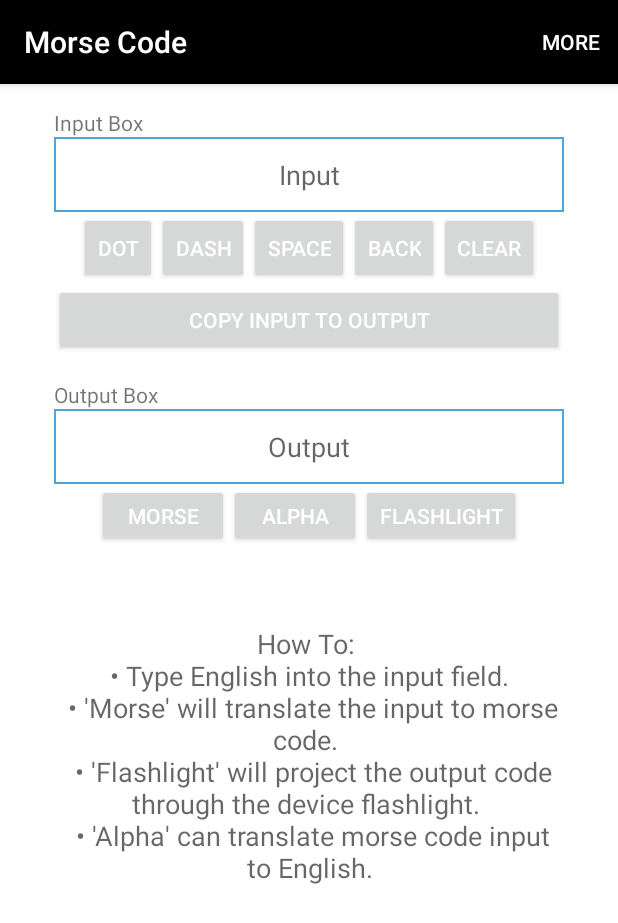
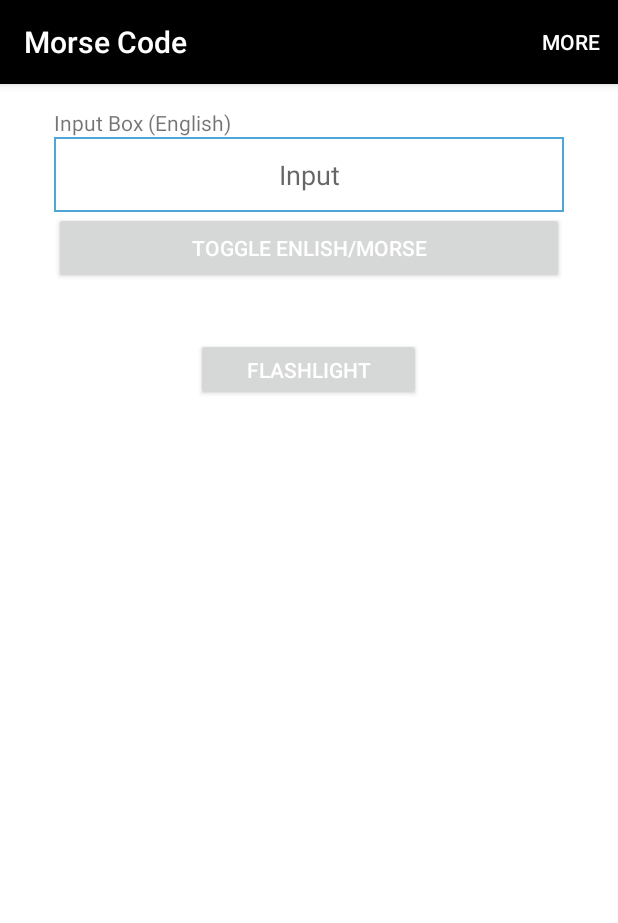
Before and after one commit to rytisss92/MorseCodeAndroid, an Android app: the screen it shows after launch (MainActivity), on a phone screen of 412 x 824 dp. Shown: the top 923 px of the screen. Run offline under Robolectric (Android 15) with nearby library versions, the phone set to English and light mode, and no system bars.

Commit message:
ui update

```diff
--- a/app/build.gradle
+++ b/app/build.gradle
@@ -15,7 +15,7 @@ android {
         applicationId "com.sicknote.morsecode"
         minSdkVersion 15
         targetSdkVersion 25
-        versionCode 5
+        versionCode 6
         versionName "1.3"
     }
     buildTypes {
--- a/app/src/main/java/com/sicknote/morsecode/MainActivity.java
+++ b/app/src/main/java/com/sicknote/morsecode/MainActivity.java
@@ -16,6 +16,8 @@ import android.view.Menu;
 import android.view.MenuItem;
 import android.view.View;
 import android.widget.Button;
+import android.widget.ImageButton;
+import android.widget.LinearLayout;
 import android.widget.TextView;
 import android.widget.Toast;
 
@@ -25,9 +27,7 @@ import java.security.Policy;
 public class MainActivity extends AppCompatActivity {
 
     private TextView txt;
-    private TextView result;
-    private Button toMorseBtn;
-    private Button toAlphaBtn;
+    private TextView inputText;
     private Button flashLightOn;
 
     private Button btnDash;
@@ -42,6 +42,8 @@ public class MainActivity extends AppCompatActivity {
     private boolean isFlashOn;
     private boolean morseFlashRunning;
 
+    private boolean isMorse;
+
     private static Camera camera;
     private Camera.Parameters parameters;
 
@@ -49,6 +51,8 @@ public class MainActivity extends AppCompatActivity {
 
     private Thread flashLightThread;
     private Thread getPermissionThread;
+
+    private LinearLayout inputLayout;
 
 
     @Override
@@ -59,12 +63,14 @@ public class MainActivity extends AppCompatActivity {
         Toolbar myToolbar = (Toolbar) findViewById(R.id.my_toolbar);
         setSupportActionBar(myToolbar);
 
+
         txt = (TextView) findViewById(R.id.txt);
-        result = (TextView) findViewById(R.id.result);
-        toMorseBtn = (Button) findViewById(R.id.toMorseBtn);
-        toAlphaBtn = (Button) findViewById(R.id.toAlphaBtn);
+        inputText = (TextView) findViewById(R.id.intro_text);
         flashLightOn = (Button) findViewById(R.id.flashLightOn);
         btnCopy = (Button) findViewById(R.id.in6);
+
+        inputLayout = (LinearLayout) findViewById(R.id.inputButtonLayout);
+        inputLayout.setVisibility(inputLayout.GONE);
 
         btnDot = (Button) findViewById(R.id.in1);
         btnDash = (Button) findViewById(R.id.in2);
@@ -108,29 +114,31 @@ public class MainActivity extends AppCompatActivity {
         });
 
 
-        toMorseBtn.setOnClickListener(new View.OnClickListener() {
-            @Override
-            public void onClick(View view) {
-                String txtToConvert = txt.getText().toString();
-                String convertedTxt = MorseCode.alphaToMorse(txtToConvert);
-                result.setText(convertedTxt);
-            }
-        });
-
-        toAlphaBtn.setOnClickListener(new View.OnClickListener() {
-            @Override
-            public void onClick(View view) {
-                String txtToConvert = txt.getText().toString();
-                String convertedTxt = MorseCode.morseToAlpha(txtToConvert);
-                result.setText(convertedTxt);
-            }
-        });
-
         btnCopy.setOnClickListener(new View.OnClickListener() {
             @Override
             public void onClick(View view) {
-                String txtToConvert = txt.getText().toString();
-                result.setText(txtToConvert);
+                if(isMorse){
+                    inputText.setText("Input Box (English)");
+                    String txtToConvert = txt.getText().toString();
+                    System.out.println("txtToConvert: " + txtToConvert.length());
+                    if(txtToConvert.length()>0){
+                        String convertedTxt = MorseCode.morseToAlpha(txtToConvert);
+                        txt.setText(convertedTxt);
+                    }
+                    inputLayout.setVisibility(view.GONE);
+                    isMorse = false;
+                }
+                else{
+                    inputText.setText("Input Box (Morse)");
+                    String txtToConvert = txt.getText().toString();
+                    System.out.println("txtToConvert2: " + txtToConvert.length());
+                    if(txtToConvert.length()>0){
+                        String convertedTxt = MorseCode.alphaToMorse(txtToConvert);
+                        txt.setText(convertedTxt);
+                    }
+                    inputLayout.setVisibility(view.VISIBLE);
+                    isMorse = true;
+                }
             }
         });
 
@@ -138,6 +146,7 @@ public class MainActivity extends AppCompatActivity {
         isFlashOn = false;
         canUseFlash = false;
         morseFlashRunning = false;
+        isMorse = false;
 
         flashLightOn.setOnClickListener(new View.OnClickListener(){
             @Override
@@ -180,9 +189,17 @@ public class MainActivity extends AppCompatActivity {
 
     private void OutputToFlashLight(){
         morseFlashRunning = true;
-        final String morseString = result.getText().toString();
-        //System.out.println("String: " + morseString);
-        //System.out.println("Loop Thread.");
+        String string = "";
+
+        if(isMorse){
+            string = txt.getText().toString();
+        }
+        else {
+            string = MorseCode.alphaToMorse(txt.getText().toString());
+        }
+
+        final String morseString = string;
+
         flashLightThread = new Thread() {
             public void run(){
                 for(int i=0; i < morseString.length(); i++){
@@ -192,7 +209,7 @@ public class MainActivity extends AppCompatActivity {
                             //On
                             turnOnTheFlash();
                             try {
-                                Thread.sleep(600);
+                                Thread.sleep(300);
                             } catch (InterruptedException e) {
                                 e.printStackTrace();
                                 this.interrupt();
@@ -201,7 +218,7 @@ public class MainActivity extends AppCompatActivity {
                             //Off
                             turnOffTheFlash();
                             try {
-                                Thread.sleep(100);
+                                Thread.sleep(50);
                             } catch (InterruptedException e) {
                                 e.printStackTrace();
                                 this.interrupt();
@@ -213,7 +230,7 @@ public class MainActivity extends AppCompatActivity {
                             turnOnTheFlash();
 
                             try {
-                                Thread.sleep(200);
+                                Thread.sleep(150);
                             } catch (InterruptedException e) {
                                 e.printStackTrace();
                                 this.interrupt();
@@ -222,7 +239,7 @@ public class MainActivity extends AppCompatActivity {
                             //Off
                             turnOffTheFlash();
                             try {
-                                Thread.sleep(100);
+                                Thread.sleep(50);
                             } catch (InterruptedException e) {
                                 e.printStackTrace();
                                 this.interrupt();
@@ -233,7 +250,7 @@ public class MainActivity extends AppCompatActivity {
                             //Off
                             turnOffTheFlash();
                             try {
-                                Thread.sleep(350);
+                                Thread.sleep(150);
                             } catch (InterruptedException e) {
                                 e.printStackTrace();
                                 this.interrupt();
@@ -249,6 +266,7 @@ public class MainActivity extends AppCompatActivity {
         };
         flashLightThread.start();
     }
+
 
     @Override
     public boolean onPrepareOptionsMenu(final Menu menu) {
--- a/app/src/main/java/com/sicknote/morsecode/MorseCode.java
+++ b/app/src/main/java/com/sicknote/morsecode/MorseCode.java
@@ -36,7 +36,7 @@ public class MorseCode {
                 builder.append(alpha);
             }
 
-            builder.append("  ");
+            builder.append(" ");
         }
 
         return builder.toString().replaceAll("\\s+$", "").toUpperCase();
--- a/app/src/main/res/layout/activity_main.xml
+++ b/app/src/main/res/layout/activity_main.xml
@@ -36,7 +36,7 @@
             android:paddingTop="16dp"
             android:layout_marginLeft="36dp"
             android:layout_marginRight="36dp"
-            android:text="Input Box"
+            android:text="Input Box (English)"
             android:gravity="left" />
 
         <EditText
@@ -54,13 +54,30 @@
             android:gravity="center" />
     </LinearLayout>
 
+        <LinearLayout
+            android:id="@+id/inputButtonLayout2"
+            android:layout_width="fill_parent"
+            android:layout_height="wrap_content"
+            android:layout_centerHorizontal="true"
+            android:layout_below="@id/inputLayout"
+            >
+            <Button
+                style="?android:attr/buttonStyleSmall"
+                android:layout_width="fill_parent"
+                android:layout_height="wrap_content"
+                android:text="Toggle Enlish/Morse"
+                android:layout_marginLeft="36dp"
+                android:layout_marginRight="36dp"
+                android:id="@+id/in6" />
+
+        </LinearLayout>
 
     <LinearLayout
         android:id="@+id/inputButtonLayout"
         android:layout_width="fill_parent"
         android:layout_height="wrap_content"
         android:layout_centerHorizontal="true"
-        android:layout_below="@id/inputLayout"
+        android:layout_below="@id/inputButtonLayout2"
         android:orientation="horizontal"
         android:gravity="center">
         <Button
@@ -110,107 +127,25 @@
 
     </LinearLayout>
 
-    <LinearLayout
-        android:id="@+id/inputButtonLayout2"
-        android:layout_width="fill_parent"
-        android:layout_height="wrap_content"
-        android:layout_centerHorizontal="true"
-        android:layout_below="@id/inputButtonLayout"
-        android:orientation="horizontal"
-        android:gravity="center">
-        <Button
-            style="?android:attr/buttonStyleSmall"
-            android:layout_width="fill_parent"
-            android:layout_height="wrap_content"
-            android:text="Copy Input To Output"
 
-            android:layout_marginLeft="36dp"
-            android:layout_marginRight="36dp"
-            android:id="@+id/in6"
-            android:layout_below="@id/in1"
-            android:layout_gravity="center_horizontal" />
-
-    </LinearLayout>
 
 
     <LinearLayout
         android:id="@+id/ctrls"
         android:layout_width="match_parent"
         android:layout_height="wrap_content"
-        android:layout_below="@id/inputButtonLayout2"
-        android:orientation="vertical">
-
-        <TextView
-            android:layout_width="fill_parent"
-            android:layout_height="wrap_content"
-            android:layout_below="@id/my_toolbar"
-            android:id="@+id/intro_text2"
-            android:paddingTop="16dp"
-            android:layout_marginLeft="36dp"
-            android:layout_marginRight="36dp"
-            android:text="Output Box"
-            android:gravity="left" />
-
-        <TextView
-            android:id="@+id/result"
-            android:layout_width="fill_parent"
-            android:layout_height="50dp"
-            android:layout_centerHorizontal="true"
-            android:background="@drawable/back"
-            android:textSize="18sp"
-            android:layout_below="@id/txt"
-            android:inputType="text"
-            android:textIsSelectable="true"
-            android:layout_marginLeft="36dp"
-            android:layout_marginRight="36dp"
-            android:hint="Output"
-            android:gravity="center" />
-
-    <LinearLayout
-        android:id="@+id/outputButtonLayout"
-        android:layout_width="fill_parent"
-        android:layout_height="wrap_content"
-        android:layout_centerHorizontal="true"
-        android:layout_below="@id/inputLayout"
+        android:layout_below="@id/inputButtonLayout"
+        android:layout_marginTop="36dp"
         android:orientation="horizontal"
         android:gravity="center">
-
-        <Button
-            android:id="@+id/toMorseBtn"
-            android:layout_width="wrap_content"
-            android:layout_height="42dp"
-            android:text="Morse" />
-
-        <Button
-            android:id="@+id/toAlphaBtn"
-            android:layout_width="wrap_content"
-            android:layout_height="42dp"
-            android:text="Alpha" />
-
         <Button
             android:id="@+id/flashLightOn"
-            android:layout_width="wrap_content"
+            android:layout_width="150dp"
             android:layout_height="42dp"
             android:text="Flashlight"
             android:layout_centerHorizontal="true" />
         </LinearLayout>
 
-
-    </LinearLayout>
-
-    <TextView
-        android:layout_width="wrap_content"
-        android:layout_height="wrap_content"
-        android:textAppearance="?android:attr/textAppearanceMedium"
-        android:text="@string/info"
-        android:id="@+id/textView2"
-        android:layout_below="@+id/ctrls"
-        android:layout_centerHorizontal="true"
-        android:layout_marginTop="52dp"
-        android:layout_marginLeft="36dp"
-        android:layout_marginRight="36dp"
-        android:gravity="center" />
-
     </RelativeLayout>
 
 
```
Also changed, not shown: 1 other file.
